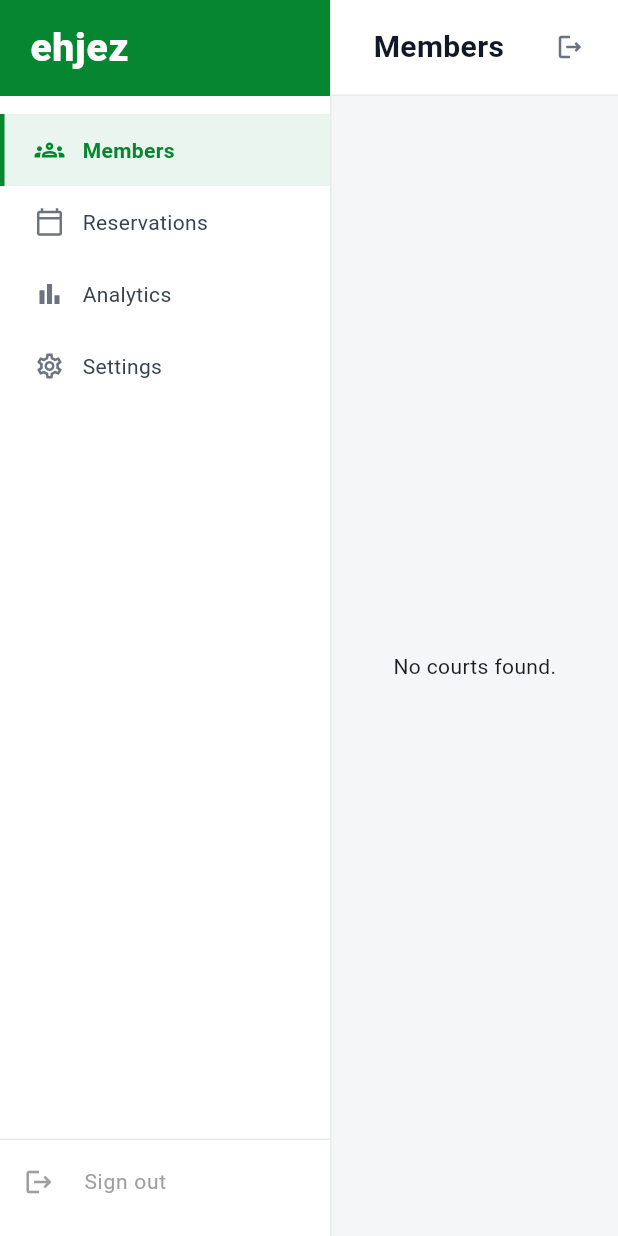
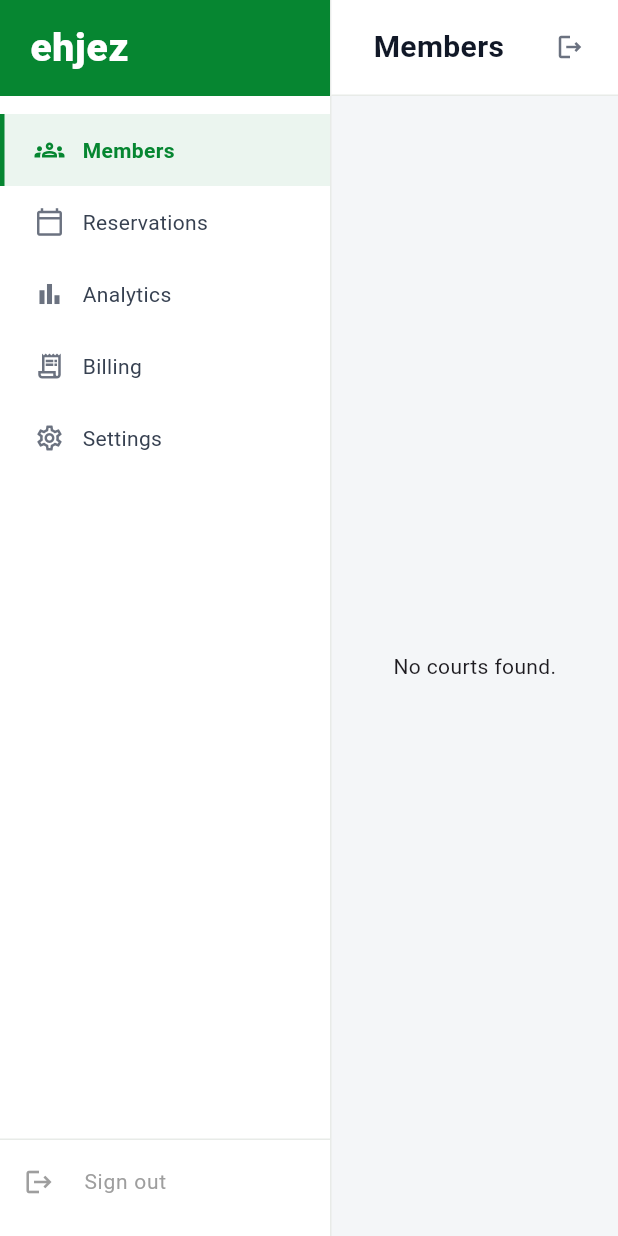
Before and after one commit to laitharafeh/ehjez_admin, a Flutter app: the screen it shows once a user with an empty profile is signed in, on a phone screen of 412 x 824 dp. Run offline on Flutter 3.47's test engine with Material 3 defaults, Android fonts, the phone set to English and light mode, and no system bars; our stand-ins replace flutter_riverpod, go_router, google_fonts, pdf, share_plus, supabase_flutter and 1 more; missing offline and left inert: dart:html; accounts and stored records are empty; Roboto replaces fonts that are missing (Grandstander).

Commit message:
feat: add Billing nav item and placeholder screen to super-admin panel
Empty screen (Coming soon.) wired to /super-admin/billing with a
receipt icon between Analytics and Settings in the side nav.

Co-Authored-By: Claude Sonnet 4.6 <noreply@anthropic.com>

```diff
--- a/lib/router/app_router.dart
+++ b/lib/router/app_router.dart
@@ -12,6 +12,7 @@ import '../screens/super_admin/super_admin_home_screen.dart';
 import '../screens/super_admin/super_admin_court_screen.dart';
 import '../screens/super_admin/super_admin_reservations_screen.dart';
 import '../screens/super_admin/super_admin_analytics_screen.dart';
+import '../screens/super_admin/super_admin_billing_screen.dart';
 import '../screens/super_admin/super_admin_settings_screen.dart';
 import '../screens/reservations_screen.dart';
 import '../screens/accounting_screen.dart';
@@ -107,6 +108,12 @@ final appRouter = GoRouter(
       ),
     ),
     GoRoute(
+      path: '/super-admin/billing',
+      pageBuilder: (context, state) => const NoTransitionPage(
+        child: SuperAdminBillingScreen(),
+      ),
+    ),
+    GoRoute(
       path: '/super-admin/settings',
       pageBuilder: (context, state) => const NoTransitionPage(
         child: SuperAdminSettingsScreen(),
--- a/lib/screens/super_admin/super_admin_scaffold.dart
+++ b/lib/screens/super_admin/super_admin_scaffold.dart
@@ -17,6 +17,7 @@ const _navItems = [
   _NavItem(Icons.groups_outlined, 'Members', '/super-admin'),
   _NavItem(Icons.calendar_today_outlined, 'Reservations', '/super-admin/reservations'),
   _NavItem(Icons.bar_chart_outlined, 'Analytics', '/super-admin/analytics'),
+  _NavItem(Icons.receipt_long_outlined, 'Billing', '/super-admin/billing'),
   _NavItem(Icons.settings_outlined, 'Settings', '/super-admin/settings'),
 ];
 
```
Also changed, not shown: lib/screens/super_admin/super_admin_billing_screen.dart (added, +27 -0 lines).
